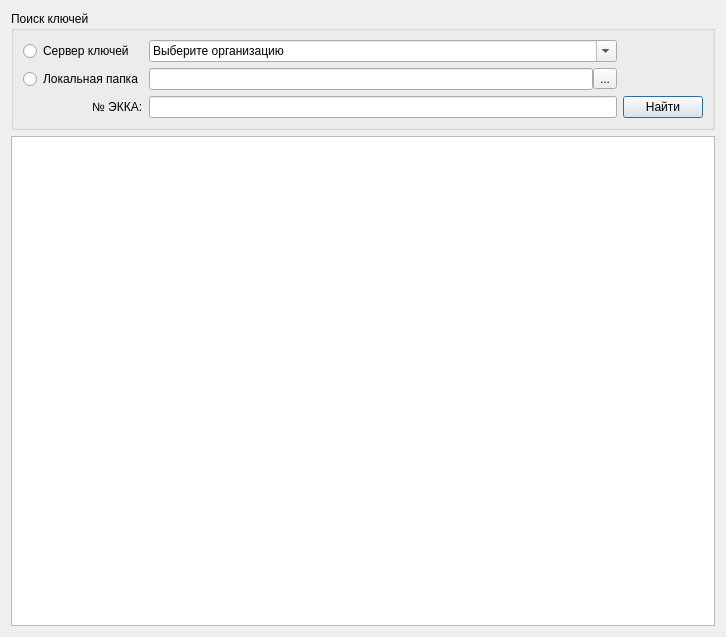
Above: FindKeysDialog/findkeysdialog.ui from rust3128/CentralMposKeys before the change. Below: the same form after it.
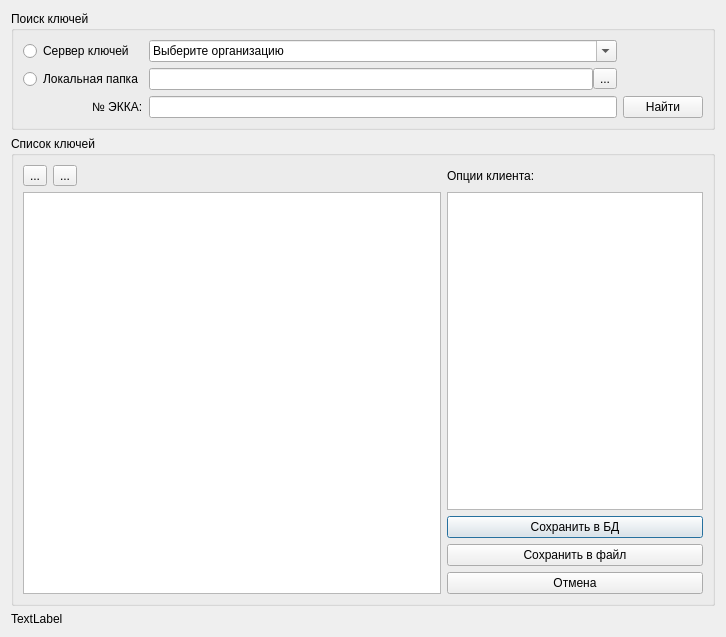
That is the form after the change. Icons and pictures are not drawn.

Commit message: Select from DB

```diff
--- a/FindKeysDialog/findkeysdialog.ui
+++ b/FindKeysDialog/findkeysdialog.ui
@@ -13,7 +13,7 @@
   <property name="windowTitle">
    <string>Dialog</string>
   </property>
-  <layout class="QGridLayout" name="gridLayout_2">
+  <layout class="QGridLayout" name="gridLayout_3" rowstretch="0,1,0,0">
    <item row="0" column="0">
     <widget class="QGroupBox" name="groupBox">
      <property name="title">
@@ -93,7 +93,137 @@
     </widget>
    </item>
    <item row="1" column="0">
-    <widget class="QTableView" name="tableView"/>
+    <widget class="QGroupBox" name="groupBoxRro">
+     <property name="title">
+      <string>Список ключей</string>
+     </property>
+     <layout class="QGridLayout" name="gridLayout_2" rowstretch="0,0,0,0,0,0,0" columnstretch="0,0,1,0">
+      <item row="0" column="0">
+       <widget class="QToolButton" name="toolButtonSelectAll">
+        <property name="toolTip">
+         <string>Выбрать все</string>
+        </property>
+        <property name="text">
+         <string>...</string>
+        </property>
+        <property name="icon">
+         <iconset resource="../recource.qrc">
+          <normaloff>:/Icons/SelectAl.png</normaloff>:/Icons/SelectAl.png</iconset>
+        </property>
+       </widget>
+      </item>
+      <item row="1" column="3" rowspan="3">
+       <widget class="QPlainTextEdit" name="plainTextEdit"/>
+      </item>
+      <item row="4" column="3">
+       <widget class="QPushButton" name="pushButtonSaveDB">
+        <property name="text">
+         <string>Сохранить в БД</string>
+        </property>
+        <property name="icon">
+         <iconset resource="../recource.qrc">
+          <normaloff>:/Icons/server.png</normaloff>:/Icons/server.png</iconset>
+        </property>
+        <property name="iconSize">
+         <size>
+          <width>32</width>
+          <height>32</height>
+         </size>
+        </property>
+        <property name="default">
+         <bool>true</bool>
+        </property>
+        <property name="flat">
+         <bool>false</bool>
+        </property>
+       </widget>
+      </item>
+      <item row="0" column="1" colspan="2">
+       <widget class="QToolButton" name="toolButtonUnSelectAll">
+        <property name="toolTip">
+         <string>Снять выделение</string>
+        </property>
+        <property name="text">
+         <string>...</string>
+        </property>
+        <property name="icon">
+         <iconset resource="../recource.qrc">
+          <normaloff>:/Icons/unselectAll.png</normaloff>:/Icons/unselectAll.png</iconset>
+        </property>
+        <property name="popupMode">
+         <enum>QToolButton::DelayedPopup</enum>
+        </property>
+        <property name="autoRaise">
+         <bool>false</bool>
+        </property>
+       </widget>
+      </item>
+      <item row="5" column="3">
+       <widget class="QPushButton" name="pushButtonSaveFolder">
+        <property name="text">
+         <string>Сохранить в файл</string>
+        </property>
+        <property name="icon">
+         <iconset resource="../recource.qrc">
+          <normaloff>:/Icons/folder2.png</normaloff>:/Icons/folder2.png</iconset>
+        </property>
+        <property name="iconSize">
+         <size>
+          <width>32</width>
+          <height>32</height>
+         </size>
+        </property>
+       </widget>
+      </item>
+      <item row="6" column="3">
+       <widget class="QPushButton" name="pushButton">
+        <property name="text">
+         <string>Отмена</string>
+        </property>
+        <property name="icon">
+         <iconset resource="../recource.qrc">
+          <normaloff>:/Icons/exit.png</normaloff>:/Icons/exit.png</iconset>
+        </property>
+        <property name="iconSize">
+         <size>
+          <width>32</width>
+          <height>32</height>
+         </size>
+        </property>
+        <property name="checkable">
+         <bool>false</bool>
+        </property>
+       </widget>
+      </item>
+      <item row="1" column="0" rowspan="6" colspan="3">
+       <widget class="QTableView" name="tableView">
+        <property name="editTriggers">
+         <set>QAbstractItemView::NoEditTriggers</set>
+        </property>
+        <property name="alternatingRowColors">
+         <bool>true</bool>
+        </property>
+        <property name="selectionBehavior">
+         <enum>QAbstractItemView::SelectRows</enum>
+        </property>
+       </widget>
+      </item>
+      <item row="0" column="3">
+       <widget class="QLabel" name="label_2">
+        <property name="text">
+         <string>Опции клиента:</string>
+        </property>
+       </widget>
+      </item>
+     </layout>
+    </widget>
+   </item>
+   <item row="3" column="0">
+    <widget class="QLabel" name="labelInfo">
+     <property name="text">
+      <string>TextLabel</string>
+     </property>
+    </widget>
    </item>
   </layout>
  </widget>
```
The commit also changes 9 other files.
